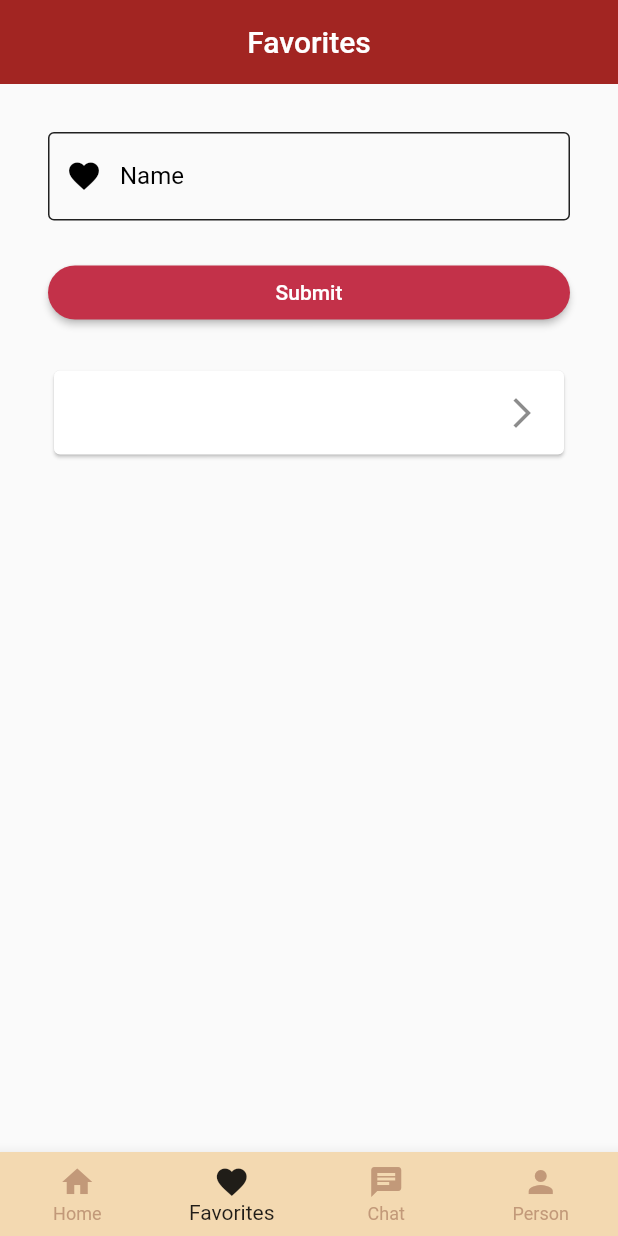
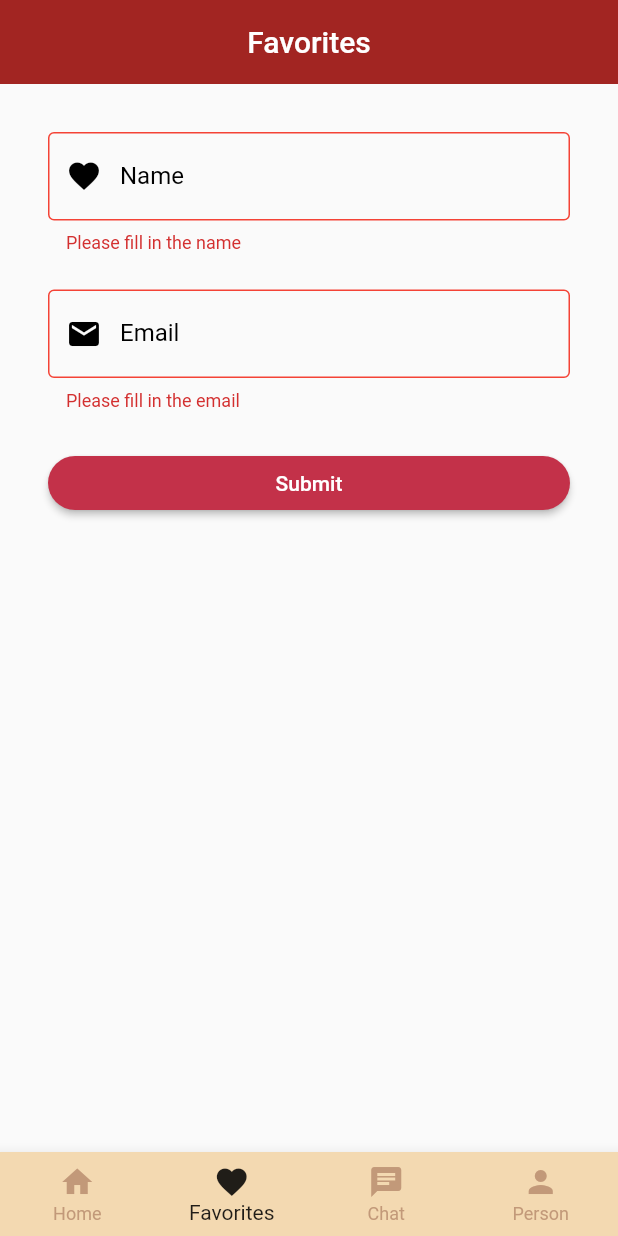
Before and after one commit to palves-ulht/navigation_demo, a Flutter app: the screen it shows after launch, item 2 of the bottom bar chosen, after a tap on "Submit", on a phone screen of 412 x 824 dp. Run offline on Flutter 3.47's test engine with Material 2 defaults, Android fonts, the light colour scheme and no system bars; our stand-ins replace flutter_riverpod; network calls fail.

Commit message:
favorites now has name and email; favorites detail allows editing

```diff
--- /dev/null
+++ b/lib/models/favorite_model.dart
@@ -0,0 +1,6 @@
+class FavoriteModel {
+  final String name;
+  final String email;
+
+  FavoriteModel({required this.name, required this.email});
+}
--- a/lib/models/favorites_model.dart
+++ b/lib/models/favorites_model.dart
@@ -1,17 +1,25 @@
 import 'package:flutter_riverpod/flutter_riverpod.dart';
 
+import 'favorite_model.dart';
+
 class FavoritesModel {
-  const FavoritesModel(this.names);
-  final List<String> names;
+  const FavoritesModel(this.favorites);
+  final List<FavoriteModel> favorites;
 }
 
 class FavoritesModelNotifier extends StateNotifier<FavoritesModel> {
   FavoritesModelNotifier() : super(FavoritesModel(List.empty()));
 
-  void add(String name) {
-    final mutableNames = state.names.toList();  // first change fixed-length list to growable list
-    mutableNames.add(name);
-    state = FavoritesModel(mutableNames);
+  void add(FavoriteModel favoriteModel) {
+    final mutableFavorites = state.favorites.toList();  // first change fixed-length list to growable list
+    mutableFavorites.add(favoriteModel);
+    state = FavoritesModel(mutableFavorites);
+  }
+
+  void update(int index, FavoriteModel favoriteModel) {
+    final mutableFavorites = state.favorites.toList();  // first change fixed-length list to growable list
+    mutableFavorites[index] = favoriteModel;
+    state = FavoritesModel(mutableFavorites);
   }
 }
 
--- a/lib/pages/favorites_page.dart
+++ b/lib/pages/favorites_page.dart
@@ -1,7 +1,9 @@
 import 'package:flutter/material.dart';
+import 'package:collection/collection.dart';
 import 'package:flutter_riverpod/flutter_riverpod.dart';
 import 'package:navigation_demo/pages/favorite_detail_page.dart';
 
+import '../models/favorite_model.dart';
 import '../models/favorites_model.dart';
 
 class FavoritesPage extends ConsumerStatefulWidget {
@@ -12,7 +14,11 @@
 }
 
 class _FavoritesPageState extends ConsumerState<FavoritesPage> {
-  String _name = '';
+
+  final formKey = GlobalKey<FormState>();
+
+  String? _name = '';
+  String? _email = '';
 
   @override
   Widget build(BuildContext context) {
@@ -21,43 +27,74 @@
     return Scaffold(
         appBar: AppBar(title: Text('Favorites')),
         body: Center(
+          child: Form(
+            key: formKey,
             child: ListView(
               padding: EdgeInsets.all(32),
               children: [
                 buildNameField(),
+                SizedBox(height: 24),
+                buildEmailField(),
                 SizedBox(height: 24),
                 buildSubmitButton(),
                 SizedBox(height: 24),
                 buildNamesList(favoritesModel),
               ],
             ),
+          ),
         ));
   }
 
   Widget buildSubmitButton() => ElevatedButton(
         onPressed: () {
-          FocusManager.instance.primaryFocus?.unfocus();
-          ref.read(favoritesModelProvider.notifier).add(_name);
+          FocusManager.instance.primaryFocus?.unfocus();  // hide keyboard
+          final isValid = formKey.currentState?.validate() ?? true;
+          if (isValid) {
+            formKey.currentState?.save();
+            formKey.currentState?.reset();  // clear the form
+            ref.read(favoritesModelProvider.notifier).add(FavoriteModel(name: _name!, email: _email!));
+          }
         },
         child: Text('Submit'),
       );
 
-  Widget buildNameField() => TextField(
+  Widget buildNameField() => TextFormField(
         decoration: InputDecoration(labelText: 'Name', prefixIcon: Icon(Icons.favorite)),
         keyboardType: TextInputType.text,
         textInputAction: TextInputAction.done,
-        onChanged: (value) => setState(() => _name = value),
+        onSaved: (value) => setState(() => _name = value),
+        validator: (value) => value == null || value.isEmpty ? 'Please fill in the name' : null
+      );
+
+  Widget buildEmailField() => TextFormField(
+        decoration: InputDecoration(labelText: 'Email', prefixIcon: Icon(Icons.email)),
+        keyboardType: TextInputType.emailAddress,
+        textInputAction: TextInputAction.done,
+        onSaved: (value) => setState(() => _email = value),
+        validator: (value) {
+          if (value == null || value.isEmpty) {
+            return 'Please fill in the email';
+          } else if (value.length < 7) {
+            return 'Email must have at least 7 characters';
+          } else {
+            return null;
+          }
+        },
       );
 
   Widget buildNamesList(FavoritesModel model) => Column(
-        children: model.names.map((name) => listEntry(name)).toList(),
+        children: model.favorites.mapIndexed((index, favorite) => listEntry(index, favorite)).toList(),
       );
 
-  Widget listEntry(String name) => Card(
+  Widget listEntry(int index, FavoriteModel favoriteModel) => Card(
         child: ListTile(
-          title: Text(name),
+          title: Text(favoriteModel.name),
+          subtitle: Text(favoriteModel.email),
           trailing: Icon(Icons.arrow_forward_ios),
-          onTap: () => Navigator.of(context).push(MaterialPageRoute(builder: (context) => FavoriteDetailPage(name))),
+          onTap: () =>
+            // have to push the index instead of the model, since we want to possibly change it inside FavoriteDetailPage
+            // and in that case, we have to get the reference through the riverpod provider
+              Navigator.of(context).push(MaterialPageRoute(builder: (context) => FavoriteDetailPage(index))),
         ),
       );
 }
--- a/lib/pages/person_page.dart
+++ b/lib/pages/person_page.dart
@@ -9,7 +9,7 @@
   Widget build(BuildContext context, WidgetRef ref) {
 
     final favoritesModel = ref.watch(favoritesModelProvider);
-    final firstName = favoritesModel.names.isEmpty ? "" : favoritesModel.names[favoritesModel.names.length-1];
+    final firstName = favoritesModel.favorites.isEmpty ? "" : favoritesModel.favorites[favoritesModel.favorites.length-1].name;
 
     return Scaffold(
         appBar: AppBar(title: Text('Person')),
--- a/lib/theme.dart
+++ b/lib/theme.dart
@@ -35,6 +35,8 @@
       enabledBorder: OutlineInputBorder(borderSide: BorderSide(color: Colors.black87)),
       labelStyle: TextStyle(color: Colors.black),
       prefixIconColor: Colors.black,
+      focusedErrorBorder: OutlineInputBorder(borderSide: BorderSide(color: Colors.red)),
+      errorBorder: OutlineInputBorder(borderSide: BorderSide(color: Colors.red)),
     )
   );
 }
```
Also changed, not shown: lib/pages/favorite_detail_page.dart (+53 -7 lines), 1 other file. Lines whose indentation alone changed are shown as unchanged.
